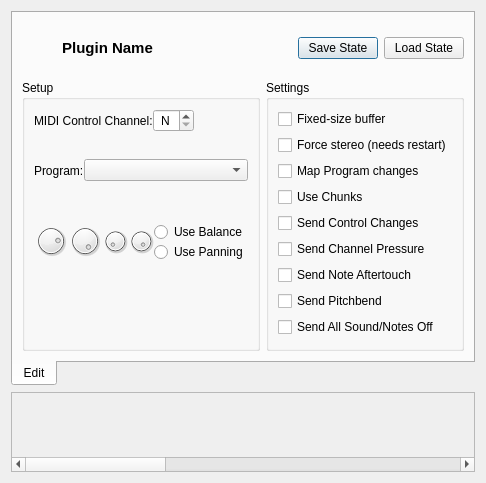
This is resources/ui/carla_edit.ui in falkTX/Carla as Qt 5 draws it before an edit. The edited form follows.
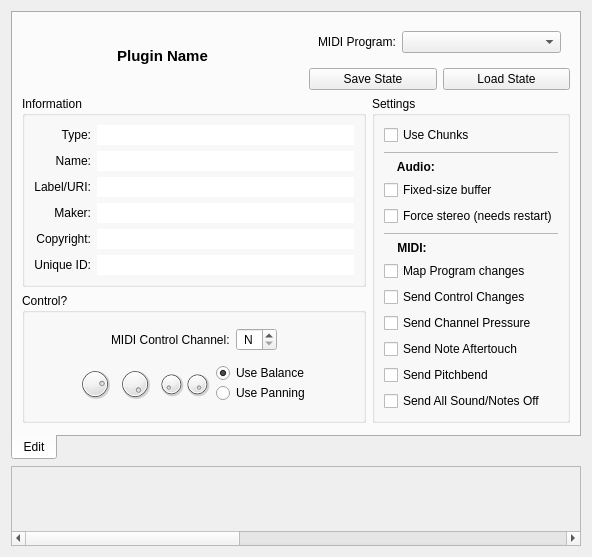
This is the edited form. Icons and pictures are not drawn. Custom widgets are drawn as their Qt base class.

Commit message: More python code split, tweak plugin-edit window

The edit to the form file:
```diff
--- a/resources/ui/carla_edit.ui
+++ b/resources/ui/carla_edit.ui
@@ -6,8 +6,8 @@
    <rect>
     <x>0</x>
     <y>0</y>
-    <width>467</width>
-    <height>461</height>
+    <width>592</width>
+    <height>494</height>
    </rect>
   </property>
   <property name="windowTitle">
@@ -26,164 +26,28 @@
       <attribute name="title">
        <string>Edit</string>
       </attribute>
-      <layout class="QGridLayout" name="gridLayout">
-       <item row="1" column="2">
-        <widget class="QGroupBox" name="groupBox">
+      <layout class="QGridLayout" name="gridLayout_2">
+       <item row="2" column="0">
+        <widget class="QGroupBox" name="groupBox_3">
          <property name="title">
-          <string>Settings</string>
+          <string>Control?</string>
          </property>
-         <layout class="QGridLayout" name="gridLayout_3">
-          <item row="1" column="0" colspan="2">
-           <widget class="QCheckBox" name="ch_force_stereo">
-            <property name="text">
-             <string>Force stereo (needs restart)</string>
-            </property>
-           </widget>
-          </item>
-          <item row="0" column="0" colspan="2">
-           <widget class="QCheckBox" name="ch_fixed_buffer">
-            <property name="text">
-             <string>Fixed-size buffer</string>
-            </property>
-           </widget>
-          </item>
-          <item row="4" column="0" colspan="2">
-           <widget class="QCheckBox" name="ch_send_control_changes">
-            <property name="text">
-             <string>Send Control Changes</string>
-            </property>
-           </widget>
-          </item>
-          <item row="5" column="0" colspan="2">
-           <widget class="QCheckBox" name="ch_send_channel_pressure">
-            <property name="text">
-             <string>Send Channel Pressure</string>
-            </property>
-           </widget>
-          </item>
-          <item row="8" column="0" colspan="2">
-           <widget class="QCheckBox" name="ch_send_all_sound_off">
-            <property name="text">
-             <string>Send All Sound/Notes Off</string>
-            </property>
-           </widget>
-          </item>
-          <item row="2" column="0" colspan="2">
-           <widget class="QCheckBox" name="ch_map_program_changes">
-            <property name="text">
-             <string>Map Program changes</string>
-            </property>
-           </widget>
-          </item>
-          <item row="3" column="0" colspan="2">
-           <widget class="QCheckBox" name="ch_use_chunks">
-            <property name="text">
-             <string>Use Chunks</string>
-            </property>
-           </widget>
-          </item>
-          <item row="7" column="0" colspan="2">
-           <widget class="QCheckBox" name="ch_send_pitchbend">
-            <property name="text">
-             <string>Send Pitchbend</string>
-            </property>
-           </widget>
-          </item>
-          <item row="6" column="0" colspan="2">
-           <widget class="QCheckBox" name="ch_send_note_aftertouch">
-            <property name="text">
-             <string>Send Note Aftertouch</string>
-            </property>
-           </widget>
-          </item>
-         </layout>
-        </widget>
-       </item>
-       <item row="0" column="0" colspan="3">
-        <layout class="QHBoxLayout" name="horizontalLayout">
-         <item>
-          <spacer name="horizontalSpacer">
-           <property name="orientation">
-            <enum>Qt::Horizontal</enum>
-           </property>
-           <property name="sizeType">
-            <enum>QSizePolicy::Fixed</enum>
-           </property>
-           <property name="sizeHint" stdset="0">
-            <size>
-             <width>40</width>
-             <height>20</height>
-            </size>
-           </property>
-          </spacer>
-         </item>
-         <item>
-          <widget class="QLabel" name="label_plugin">
-           <property name="font">
-            <font>
-             <pointsize>11</pointsize>
-             <weight>75</weight>
-             <bold>true</bold>
-            </font>
-           </property>
-           <property name="text">
-            <string>
-Plugin Name
-</string>
-           </property>
-           <property name="alignment">
-            <set>Qt::AlignCenter</set>
-           </property>
-          </widget>
-         </item>
-         <item>
-          <spacer name="horizontalSpacer_2">
-           <property name="orientation">
-            <enum>Qt::Horizontal</enum>
-           </property>
-           <property name="sizeHint" stdset="0">
-            <size>
-             <width>40</width>
-             <height>20</height>
-            </size>
-           </property>
-          </spacer>
-         </item>
-         <item>
-          <widget class="QPushButton" name="b_save_state">
-           <property name="text">
-            <string>Save State</string>
-           </property>
-           <property name="icon">
-            <iconset resource="../resources.qrc">
-             <normaloff>:/16x16/document-save.png</normaloff>:/16x16/document-save.png</iconset>
-           </property>
-          </widget>
-         </item>
-         <item>
-          <widget class="QPushButton" name="b_load_state">
-           <property name="text">
-            <string>Load State</string>
-           </property>
-           <property name="icon">
-            <iconset resource="../resources.qrc">
-             <normaloff>:/16x16/document-open.png</normaloff>:/16x16/document-open.png</iconset>
-           </property>
-          </widget>
-         </item>
-        </layout>
-       </item>
-       <item row="1" column="0" colspan="2">
-        <widget class="QGroupBox" name="groupBox_2">
-         <property name="title">
-          <string>Setup</string>
-         </property>
-         <layout class="QVBoxLayout" name="verticalLayout_3">
+         <layout class="QVBoxLayout" name="verticalLayout_5">
           <item>
            <layout class="QHBoxLayout" name="horizontalLayout_5">
-            <property name="spacing">
-             <number>0</number>
-            </property>
+            <item>
+             <spacer name="horizontalSpacer_5">
+              <property name="orientation">
+               <enum>Qt::Horizontal</enum>
+              </property>
+              <property name="sizeHint" stdset="0">
+               <size>
+                <width>40</width>
+                <height>20</height>
+               </size>
+              </property>
+             </spacer>
+            </item>
             <item>
              <widget class="QLabel" name="label_ctrl_channel">
               <property name="text">
@@ -228,97 +92,21 @@
             </item>
            </layout>
           </item>
-          <item>
-           <widget class="QStackedWidget" name="tab_programs">
-            <property name="sizePolicy">
-             <sizepolicy hsizetype="Expanding" vsizetype="Preferred">
-              <horstretch>0</horstretch>
-              <verstretch>0</verstretch>
-             </sizepolicy>
-            </property>
-            <property name="lineWidth">
-             <number>0</number>
-            </property>
-            <property name="currentIndex">
-             <number>0</number>
-            </property>
-            <widget class="QWidget" name="tab_programs_2">
-             <layout class="QHBoxLayout" name="horizontalLayout_3">
-              <property name="spacing">
-               <number>0</number>
-              </property>
-              <property name="leftMargin">
-               <number>0</number>
-              </property>
-              <property name="topMargin">
-               <number>0</number>
-              </property>
-              <property name="rightMargin">
-               <number>0</number>
-              </property>
-              <property name="bottomMargin">
-               <number>0</number>
-              </property>
-              <item>
-               <widget class="QLabel" name="label_programs">
-                <property name="sizePolicy">
-                 <sizepolicy hsizetype="Fixed" vsizetype="Preferred">
-                  <horstretch>0</horstretch>
-                  <verstretch>0</verstretch>
-                 </sizepolicy>
-                </property>
-                <property name="text">
-                 <string>Program:</string>
-                </property>
-               </widget>
-              </item>
-              <item>
-               <widget class="QComboBox" name="cb_programs"/>
-              </item>
-             </layout>
-            </widget>
-            <widget class="QWidget" name="tab_midiPrograms">
-             <layout class="QHBoxLayout" name="horizontalLayout_4">
-              <property name="spacing">
-               <number>0</number>
-              </property>
-              <property name="leftMargin">
-               <number>0</number>
-              </property>
-              <property name="topMargin">
-               <number>0</number>
-              </property>
-              <property name="rightMargin">
-               <number>0</number>
-              </property>
-              <property name="bottomMargin">
-               <number>0</number>
-              </property>
-              <item>
-               <widget class="QLabel" name="label_midi_programs">
-                <property name="sizePolicy">
-                 <sizepolicy hsizetype="Fixed" vsizetype="Preferred">
-                  <horstretch>0</horstretch>
-                  <verstretch>0</verstretch>
-                 </sizepolicy>
-                </property>
-                <property name="text">
-                 <string>MIDI Program:</string>
-                </property>
-               </widget>
-              </item>
-              <item>
-               <widget class="QComboBox" name="cb_midi_programs"/>
-              </item>
-             </layout>
-            </widget>
-           </widget>
-          </item>
           <item>
            <layout class="QHBoxLayout" name="horizontalLayout_8">
-            <property name="spacing">
-             <number>0</number>
-            </property>
+            <item>
+             <spacer name="horizontalSpacer_6">
+              <property name="orientation">
+               <enum>Qt::Horizontal</enum>
+              </property>
+              <property name="sizeHint" stdset="0">
+               <size>
+                <width>10</width>
+                <height>10</height>
+               </size>
+              </property>
+             </spacer>
+            </item>
             <item>
              <widget class="PixmapDial" name="dial_vol">
               <property name="minimumSize">
@@ -377,6 +165,12 @@
             </item>
             <item>
              <widget class="QStackedWidget" name="stackedWidget">
+              <property name="maximumSize">
+               <size>
+                <width>16777215</width>
+                <height>42</height>
+               </size>
+              </property>
               <property name="lineWidth">
                <number>0</number>
               </property>
@@ -521,24 +315,14 @@
               <property name="spacing">
                <number>0</number>
               </property>
-              <item>
-               <spacer name="verticalSpacer_2">
-                <property name="orientation">
-                 <enum>Qt::Vertical</enum>
-                </property>
-                <property name="sizeHint" stdset="0">
-                 <size>
-                  <width>1</width>
-                  <height>1</height>
-                 </size>
-                </property>
-               </spacer>
-              </item>
               <item>
                <widget class="QRadioButton" name="radioButton">
                 <property name="text">
                  <string>Use Balance</string>
                 </property>
+                <property name="checked">
+                 <bool>true</bool>
+                </property>
                </widget>
               </item>
               <item>
@@ -548,39 +332,504 @@
                 </property>
                </widget>
               </item>
-              <item>
-               <spacer name="verticalSpacer_3">
-                <property name="orientation">
-                 <enum>Qt::Vertical</enum>
-                </property>
-                <property name="sizeHint" stdset="0">
-                 <size>
-                  <width>1</width>
-                  <height>1</height>
-                 </size>
-                </property>
-               </spacer>
-              </item>
              </layout>
             </item>
+            <item>
+             <spacer name="horizontalSpacer_4">
+              <property name="orientation">
+               <enum>Qt::Horizontal</enum>
+              </property>
+              <property name="sizeHint" stdset="0">
+               <size>
+                <width>10</width>
+                <height>10</height>
+               </size>
+              </property>
+             </spacer>
+            </item>
            </layout>
           </item>
+         </layout>
+        </widget>
+       </item>
+       <item row="1" column="1" rowspan="2">
+        <widget class="QGroupBox" name="groupBox">
+         <property name="sizePolicy">
+          <sizepolicy hsizetype="Preferred" vsizetype="Expanding">
+           <horstretch>0</horstretch>
+           <verstretch>0</verstretch>
+          </sizepolicy>
+         </property>
+         <property name="title">
+          <string>Settings</string>
+         </property>
+         <layout class="QVBoxLayout" name="verticalLayout_4">
           <item>
-           <spacer name="verticalSpacer">
+           <widget class="QCheckBox" name="ch_use_chunks">
+            <property name="text">
+             <string>Use Chunks</string>
+            </property>
+           </widget>
+          </item>
+          <item>
+           <widget class="Line" name="line_2">
+            <property name="lineWidth">
+             <number>0</number>
+            </property>
+            <property name="midLineWidth">
+             <number>1</number>
+            </property>
             <property name="orientation">
-             <enum>Qt::Vertical</enum>
+             <enum>Qt::Horizontal</enum>
             </property>
-            <property name="sizeHint" stdset="0">
-             <size>
-              <width>20</width>
-              <height>40</height>
-             </size>
+           </widget>
+          </item>
+          <item>
+           <widget class="QLabel" name="label">
+            <property name="font">
+             <font>
+              <weight>75</weight>
+              <bold>true</bold>
+             </font>
             </property>
-           </spacer>
+            <property name="text">
+             <string>    Audio:</string>
+            </property>
+           </widget>
           </item>
+          <item>
+           <widget class="QCheckBox" name="ch_fixed_buffer">
+            <property name="text">
+             <string>Fixed-size buffer</string>
+            </property>
+           </widget>
+          </item>
+          <item>
+           <widget class="QCheckBox" name="ch_force_stereo">
+            <property name="text">
+             <string>Force stereo (needs restart)</string>
+            </property>
+           </widget>
+          </item>
+          <item>
+           <widget class="Line" name="line">
+            <property name="lineWidth">
+             <number>0</number>
+            </property>
+            <property name="midLineWidth">
+             <number>1</number>
+            </property>
+            <property name="orientation">
+             <enum>Qt::Horizontal</enum>
+            </property>
+           </widget>
+          </item>
+          <item>
+           <widget class="QLabel" name="label_2">
+            <property name="font">
+             <font>
+              <weight>75</weight>
+              <bold>true</bold>
+             </font>
+            </property>
+            <property name="text">
+             <string>    MIDI:</string>
+            </property>
+           </widget>
+          </item>
+          <item>
+           <widget class="QCheckBox" name="ch_map_program_changes">
+            <property name="text">
+             <string>Map Program changes</string>
+            </property>
+           </widget>
+          </item>
+          <item>
+           <widget class="QCheckBox" name="ch_send_control_changes">
+            <property name="text">
+             <string>Send Control Changes</string>
+            </property>
+           </widget>
+          </item>
+          <item>
+           <widget class="QCheckBox" name="ch_send_channel_pressure">
+            <property name="text">
+             <string>Send Channel Pressure</string>
+            </property>
+           </widget>
+          </item>
+          <item>
+           <widget class="QCheckBox" name="ch_send_note_aftertouch">
+            <property name="text">
+             <string>Send Note Aftertouch</string>
+            </property>
+           </widget>
+          </item>
+          <item>
+           <widget class="QCheckBox" name="ch_send_pitchbend">
+            <property name="text">
+             <string>Send Pitchbend</string>
+            </property>
+           </widget>
+          </item>
+          <item>
+           <widget class="QCheckBox" name="ch_send_all_sound_off">
+            <property name="text">
+             <string>Send All Sound/Notes Off</string>
+            </property>
+           </widget>
+          </item>
          </layout>
         </widget>
        </item>
+       <item row="0" column="0" colspan="2">
+        <layout class="QHBoxLayout" name="horizontalLayout">
+         <item>
+          <spacer name="horizontalSpacer">
+           <property name="orientation">
+            <enum>Qt::Horizontal</enum>
+           </property>
+           <property name="sizeType">
+            <enum>QSizePolicy::Fixed</enum>
+           </property>
+           <property name="sizeHint" stdset="0">
+            <size>
+             <width>10</width>
+             <height>20</height>
+            </size>
+           </property>
+          </spacer>
+         </item>
+         <item>
+          <widget class="QLabel" name="label_plugin">
+           <property name="font">
+            <font>
+             <pointsize>11</pointsize>
+             <weight>75</weight>
+             <bold>true</bold>
+            </font>
+           </property>
+           <property name="text">
+            <string>
+Plugin Name
+</string>
+           </property>
+           <property name="alignment">
+            <set>Qt::AlignCenter</set>
+           </property>
+           <property name="wordWrap">
+            <bool>true</bool>
+           </property>
+          </widget>
+         </item>
+         <item>
+          <spacer name="horizontalSpacer_2">
+           <property name="orientation">
+            <enum>Qt::Horizontal</enum>
+           </property>
+           <property name="sizeType">
+            <enum>QSizePolicy::Fixed</enum>
+           </property>
+           <property name="sizeHint" stdset="0">
+            <size>
+             <width>10</width>
+             <height>20</height>
+            </size>
+           </property>
+          </spacer>
+         </item>
+         <item>
+          <layout class="QGridLayout" name="gridLayout">
+           <item row="1" column="0">
+            <widget class="QPushButton" name="b_save_state">
+             <property name="focusPolicy">
+              <enum>Qt::NoFocus</enum>
+             </property>
+             <property name="text">
+              <string>Save State</string>
+             </property>
+             <property name="icon">
+              <iconset resource="../resources.qrc">
+               <normaloff>:/16x16/document-save.png</normaloff>:/16x16/document-save.png</iconset>
+             </property>
+            </widget>
+           </item>
+           <item row="1" column="1">
+            <widget class="QPushButton" name="b_load_state">
+             <property name="focusPolicy">
+              <enum>Qt::NoFocus</enum>
+             </property>
+             <property name="text">
+              <string>Load State</string>
+             </property>
+             <property name="icon">
+              <iconset resource="../resources.qrc">
+               <normaloff>:/16x16/document-open.png</normaloff>:/16x16/document-open.png</iconset>
+             </property>
+            </widget>
+           </item>
+           <item row="0" column="0" colspan="2">
+            <widget class="QStackedWidget" name="sw_programs">
+             <property name="sizePolicy">
+              <sizepolicy hsizetype="Preferred" vsizetype="Preferred">
+               <horstretch>0</horstretch>
+               <verstretch>0</verstretch>
+              </sizepolicy>
+             </property>
+             <property name="lineWidth">
+              <number>0</number>
+             </property>
+             <property name="currentIndex">
+              <number>1</number>
+             </property>
+             <widget class="QWidget" name="sww_programs">
+              <layout class="QHBoxLayout" name="horizontalLayout_3">
+               <item>
+                <widget class="QLabel" name="label_programs">
+                 <property name="sizePolicy">
+                  <sizepolicy hsizetype="Fixed" vsizetype="Preferred">
+                   <horstretch>0</horstretch>
+                   <verstretch>0</verstretch>
+                  </sizepolicy>
+                 </property>
+                 <property name="text">
+                  <string>Program:</string>
+                 </property>
+                </widget>
+               </item>
+               <item>
+                <widget class="QComboBox" name="cb_programs">
+                 <property name="minimumSize">
+                  <size>
+                   <width>150</width>
+                   <height>0</height>
+                  </size>
+                 </property>
+                </widget>
+               </item>
+              </layout>
+             </widget>
+             <widget class="QWidget" name="sww_midiPrograms">
+              <layout class="QHBoxLayout" name="horizontalLayout_4">
+               <item>
+                <widget class="QLabel" name="label_midi_programs">
+                 <property name="sizePolicy">
+                  <sizepolicy hsizetype="Fixed" vsizetype="Preferred">
+                   <horstretch>0</horstretch>
+                   <verstretch>0</verstretch>
+                  </sizepolicy>
+                 </property>
+                 <property name="text">
+                  <string>MIDI Program:</string>
+                 </property>
+                </widget>
+               </item>
+               <item>
+                <widget class="QComboBox" name="cb_midi_programs">
+                 <property name="minimumSize">
+                  <size>
+                   <width>150</width>
+                   <height>0</height>
+                  </size>
+                 </property>
+                </widget>
+               </item>
+              </layout>
+             </widget>
+            </widget>
+           </item>
+          </layout>
+         </item>
+        </layout>
+       </item>
+       <item row="1" column="0">
+        <widget class="QGroupBox" name="groupBox_2">
+         <property name="sizePolicy">
+          <sizepolicy hsizetype="Preferred" vsizetype="Expanding">
+           <horstretch>0</horstretch>
+           <verstretch>0</verstretch>
+          </sizepolicy>
+         </property>
+         <property name="title">
+          <string>Information</string>
+         </property>
+         <layout class="QVBoxLayout" name="verticalLayout_3">
+          <item>
+           <layout class="QGridLayout" name="gridLayout_3">
+            <item row="3" column="1">
+             <widget class="QLineEdit" name="le_maker">
+              <property name="inputMask">
+               <string notr="true"/>
+              </property>
+              <property name="text">
+               <string notr="true"/>
+              </property>
+              <property name="frame">
+               <bool>false</bool>
+              </property>
+              <property name="readOnly">
+               <bool>true</bool>
+              </property>
+             </widget>
+            </item>
+            <item row="2" column="0">
+             <widget class="QLabel" name="label_4">
+              <property name="text">
+               <string>Label/URI:</string>
+              </property>
+              <property name="alignment">
+               <set>Qt::AlignRight|Qt::AlignTrailing|Qt::AlignVCenter</set>
+              </property>
+             </widget>
+            </item>
+            <item row="1" column="0">
+             <widget class="QLabel" name="label_3">
+              <property name="text">
+               <string>Name:</string>
+              </property>
+              <property name="alignment">
+               <set>Qt::AlignRight|Qt::AlignTrailing|Qt::AlignVCenter</set>
+              </property>
+             </widget>
+            </item>
+            <item row="1" column="1">
+             <widget class="QLineEdit" name="le_name">
+              <property name="inputMask">
+               <string notr="true"/>
+              </property>
+              <property name="text">
+               <string notr="true"/>
+              </property>
+              <property name="frame">
+               <bool>false</bool>
+              </property>
+              <property name="readOnly">
+               <bool>true</bool>
+              </property>
+             </widget>
+            </item>
+            <item row="2" column="1">
+             <widget class="QLineEdit" name="le_label">
+              <property name="inputMask">
+               <string notr="true"/>
+              </property>
+              <property name="text">
+               <string notr="true"/>
+              </property>
+              <property name="frame">
+               <bool>false</bool>
+              </property>
+              <property name="readOnly">
+               <bool>true</bool>
+              </property>
+             </widget>
+            </item>
+            <item row="0" column="1">
+             <widget class="QLineEdit" name="le_type">
+              <property name="inputMask">
+               <string notr="true"/>
+              </property>
+              <property name="text">
+               <string notr="true"/>
+              </property>
+              <property name="frame">
+               <bool>false</bool>
+              </property>
+              <property name="readOnly">
+               <bool>true</bool>
+              </property>
+             </widget>
+            </item>
+            <item row="4" column="1">
+             <widget class="QLineEdit" name="le_copyright">
+              <property name="inputMask">
+               <string notr="true"/>
+              </property>
+              <property name="text">
+               <string notr="true"/>
+              </property>
+              <property name="frame">
+               <bool>false</bool>
+              </property>
+              <property name="readOnly">
+               <bool>true</bool>
+              </property>
+             </widget>
+            </item>
+            <item row="5" column="1">
+             <widget class="QLineEdit" name="le_unique_id">
+              <property name="inputMask">
+               <string notr="true"/>
+              </property>
+              <property name="text">
+               <string notr="true"/>
+              </property>
+              <property name="frame">
+               <bool>false</bool>
+              </property>
+              <property name="readOnly">
+               <bool>true</bool>
+              </property>
+             </widget>
+            </item>
+            <item row="0" column="0">
+             <widget class="QLabel" name="label_5">
+              <property name="text">
+               <string>Type:</string>
+              </property>
+              <property name="alignment">
+               <set>Qt::AlignRight|Qt::AlignTrailing|Qt::AlignVCenter</set>
+              </property>
+             </widget>
+            </item>
+            <item row="3" column="0">
+             <widget class="QLabel" name="label_6">
+              <property name="text">
+               <string>Maker:</string>
+              </property>
+              <property name="alignment">
+               <set>Qt::AlignRight|Qt::AlignTrailing|Qt::AlignVCenter</set>
+              </property>
+             </widget>
+            </item>
+            <item row="4" column="0">
+             <widget class="QLabel" name="label_7">
+              <property name="text">
+               <string>Copyright:</string>
+              </property>
+              <property name="alignment">
+               <set>Qt::AlignRight|Qt::AlignTrailing|Qt::AlignVCenter</set>
+              </property>
+             </widget>
+            </item>
+            <item row="5" column="0">
+             <widget class="QLabel" name="label_8">
+              <property name="text">
+               <string>Unique ID:</string>
+              </property>
+              <property name="alignment">
+               <set>Qt::AlignRight|Qt::AlignTrailing|Qt::AlignVCenter</set>
+              </property>
+             </widget>
+            </item>
+           </layout>
+          </item>
+         </layout>
+        </widget>
+       </item>
+       <item row="3" column="0" colspan="2">
+        <spacer name="verticalSpacer">
+         <property name="orientation">
+          <enum>Qt::Vertical</enum>
+         </property>
+         <property name="sizeHint" stdset="0">
+          <size>
+           <width>20</width>
+           <height>40</height>
+          </size>
+         </property>
+        </spacer>
+       </item>
       </layout>
      </widget>
     </widget>
```
Left out of the diff: 34 changed lines with no effect on the pictures. The commit also changes 8 other files.
